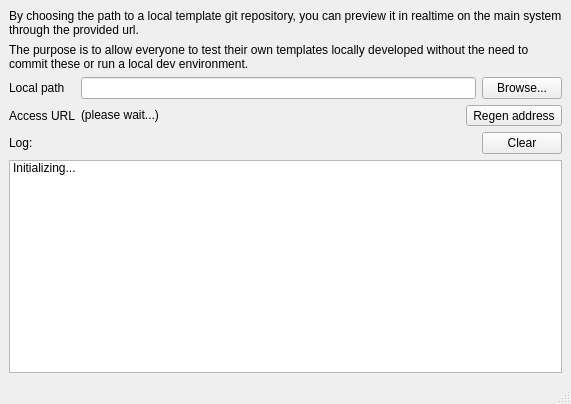
Before: the Qt Designer form MainWindow.ui in MagicalTux/tplpreview, drawn with Qt 5.
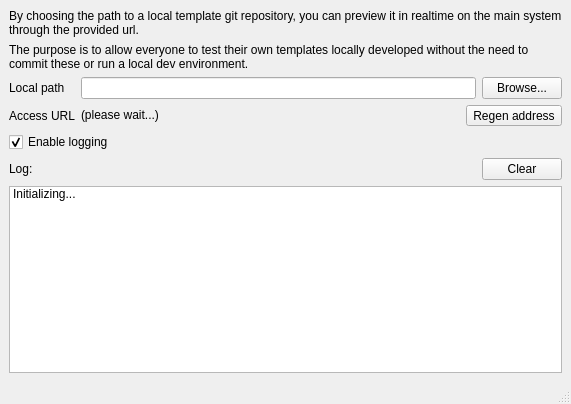
After: the same form once the commit is applied. Icons and pictures are not drawn.

```diff
--- a/MainWindow.ui
+++ b/MainWindow.ui
@@ -103,6 +103,34 @@
      </layout>
     </item>
     <item>
+     <widget class="QCheckBox" name="logCheckBox">
+      <property name="text">
+       <string>Enable logging</string>
+      </property>
+      <property name="checked">
+       <bool>true</bool>
+      </property>
+     </widget>
+    </item>
+    <item>
+     <widget class="QFrame" name="logFrame">
+      <property name="enabled">
+       <bool>true</bool>
+      </property>
+      <property name="frameShape">
+       <enum>QFrame::NoFrame</enum>
+      </property>
+      <property name="frameShadow">
+       <enum>QFrame::Plain</enum>
+      </property>
+      <property name="lineWidth">
+       <number>0</number>
+      </property>
+      <layout class="QVBoxLayout" name="verticalLayout_2">
+       <property name="margin">
+        <number>0</number>
+       </property>
+       <item>
      <layout class="QHBoxLayout" name="horizontalLayout_2">
       <item>
        <widget class="QLabel" name="label_6">
@@ -144,6 +172,9 @@
     </item>
    </layout>
   </widget>
+    </item>
+   </layout>
+  </widget>
   <widget class="QMenuBar" name="menubar">
    <property name="geometry">
     <rect>
```
Left out of the diff: 6 changed lines with no effect on the pictures. Lines whose indentation alone changed are shown as unchanged.
